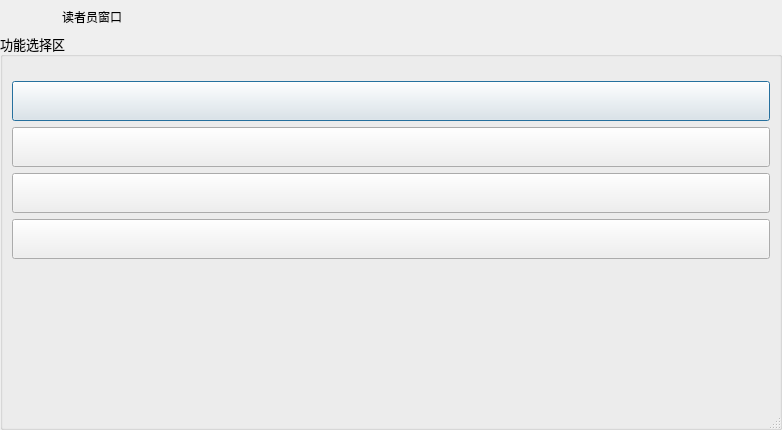
This is LibraryManager/readerdialog.ui in 821869798/LibraryManager as Qt 5 draws it before an edit. The edited form follows.
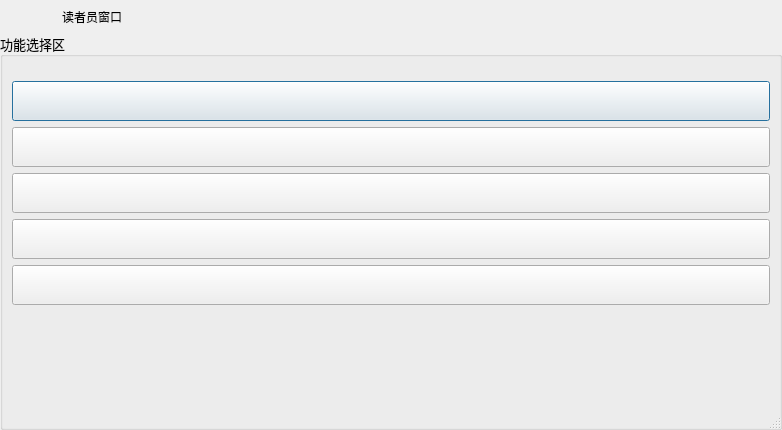
This is the edited form.

The edit to the form file:
```diff
--- a/LibraryManager/readerdialog.ui
+++ b/LibraryManager/readerdialog.ui
@@ -364,6 +364,22 @@
               </property>
              </widget>
             </item>
+            <item>
+             <widget class="QPushButton" name="btnLogout">
+              <property name="minimumSize">
+               <size>
+                <width>40</width>
+                <height>40</height>
+               </size>
+              </property>
+              <property name="toolTip">
+               <string>注销</string>
+              </property>
+              <property name="text">
+               <string/>
+              </property>
+             </widget>
+            </item>
             <item>
              <spacer name="verticalSpacer_2">
               <property name="orientation">
```
